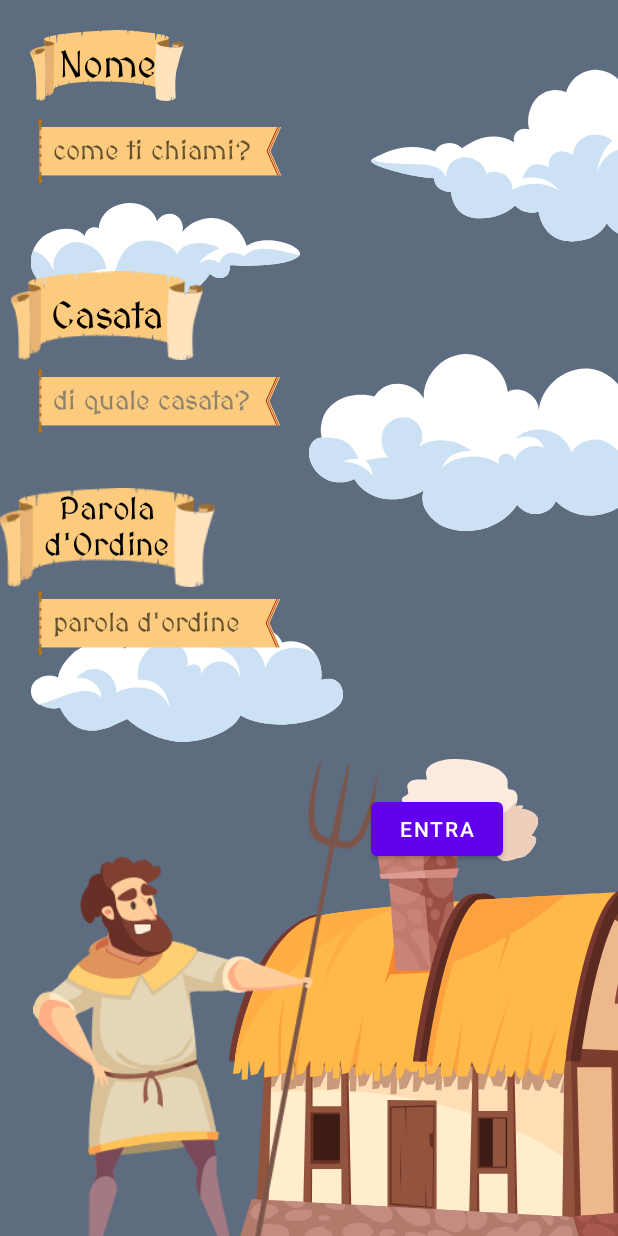
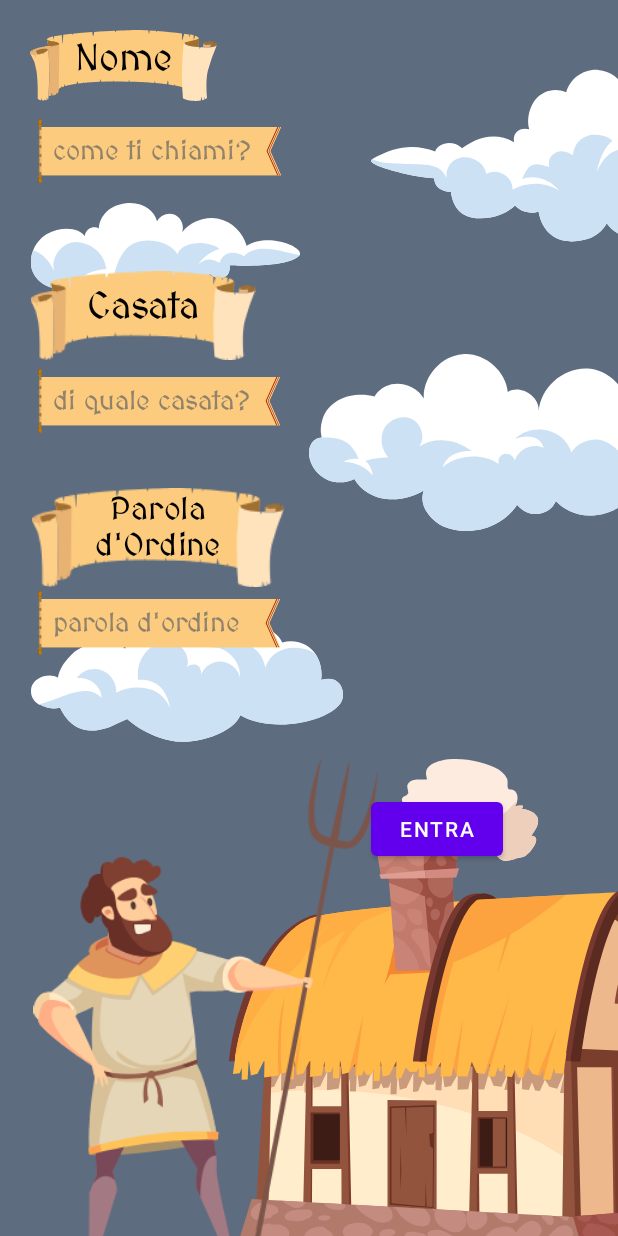
Before and after one commit to ZolloFrancesco/Pregaverso, an Android app: the LoginPlebeo screen opened directly, with no data from a screen before it, on a phone screen of 412 x 824 dp. Run offline under Robolectric (Android 15) with nearby library versions, the phone set to English and light mode, and no system bars; 1 statement that could not run was skipped.

Commit message:
Alcune migliorie grafiche
- Francesco Zollo (18/12/2022)

```diff
--- a/app/src/main/res/layout/loginplebeo.xml
+++ b/app/src/main/res/layout/loginplebeo.xml
@@ -124,6 +124,9 @@
             android:text="Nome"
             android:textAlignment="center"
             android:gravity="center"
+            android:paddingLeft="30sp"
+            android:paddingRight="30sp"
+            android:paddingBottom="10sp"
             android:fontFamily="@font/medievalsharp"
             android:textSize="25dp"
             android:textColor="@color/black"
@@ -135,18 +138,19 @@
             android:layout_width="wrap_content"
             android:layout_height="wrap_content"
             android:layout_marginStart="25dp"
+            android:textColor="@color/black"
+            android:textColorHint="#B9676767"
             android:layout_marginTop="12dp"
             android:background="@drawable/campoinserimento"
             android:fontFamily="@font/medievalsharp"
             android:padding="10dp"
             android:paddingEnd="20dp"
             android:textAlignment="gravity"
-            android:hint="come ti chiami?"
-            android:textColor="@color/black" />
+            android:hint="come ti chiami?" />
     </LinearLayout>
 
 
-    <!-- DIOCESI -->
+    <!-- CASATA -->
     <androidx.constraintlayout.widget.Guideline
         android:id="@+id/guidaDiocesi"
         android:layout_width="0dp"
@@ -168,13 +172,16 @@
             android:text="Casata"
             android:textAlignment="center"
             android:gravity="center"
+            android:paddingLeft="30sp"
+            android:paddingRight="30sp"
+            android:paddingBottom="10sp"
             android:fontFamily="@font/medievalsharp"
             android:textSize="20dp"
             android:scaleX="1.25"
             android:scaleY="1.25"
             android:textColor="@color/black"
             android:layout_marginTop="20dp"
-            android:layout_marginStart="20dp"/>
+            android:layout_marginStart="35dp"/>
 
         <EditText
             android:id="@+id/diocesiSacerdote"
@@ -219,10 +226,12 @@
             android:textSize="15dp"
             android:scaleX="1.4"
             android:scaleY="1.4"
+            android:paddingLeft="30sp"
+            android:paddingRight="30sp"
             android:paddingBottom="9dp"
             android:textColor="@color/black"
             android:layout_marginTop="20dp"
-            android:layout_marginStart="20dp"/>
+            android:layout_marginStart="45dp"/>
 
         <EditText
             android:id="@+id/parolaSacerdote"
@@ -231,15 +240,17 @@
             android:layout_marginStart="25dp"
             android:padding="10dp"
             android:paddingEnd="20dp"
+            android:inputType="textPassword"
+            android:textColor="@color/black"
+            android:textColorHint="#B9676767"
             android:layout_marginTop="12dp"
             android:hint="parola d'ordine"
             android:background="@drawable/campoinserimento"
-            android:fontFamily="@font/medievalsharp"
-            />
+            android:fontFamily="@font/medievalsharp" />
     </LinearLayout>
 
 
-    <!-- CHIESA -->
+    <!-- CAPANNA -->
     <androidx.constraintlayout.widget.Guideline
         android:id="@+id/guidaChiesa"
         android:layout_width="0dp"
```
